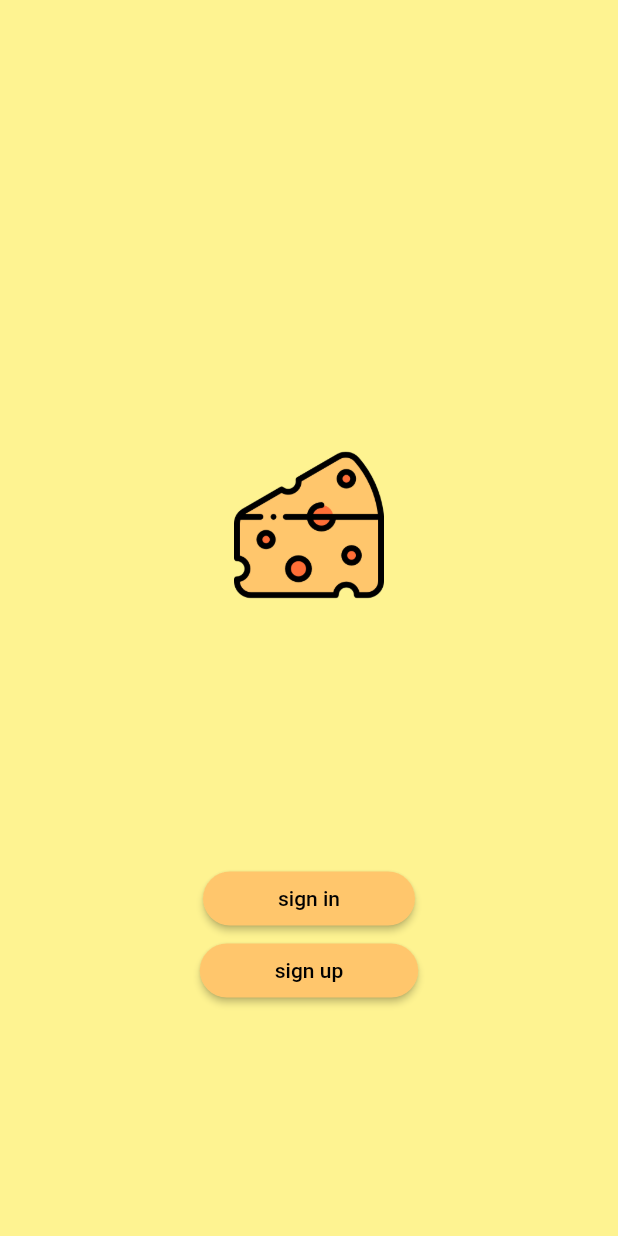
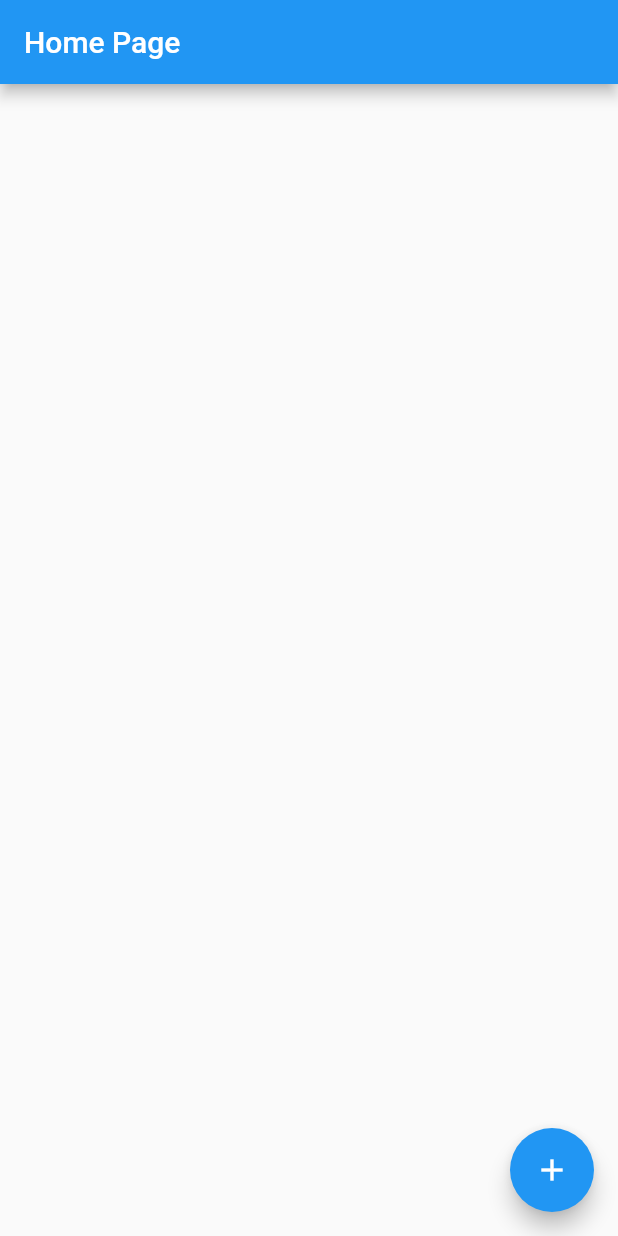
Before and after one commit to NungWinPP/project_cheese, a Flutter app: the screen it shows after launch, on a phone screen of 412 x 824 dp. Run offline on Flutter 3.47's test engine with Material 2 defaults, Android fonts, the phone set to English and light mode, and no system bars; our stand-ins replace cloud_firestore, firebase_core, firebase_storage, image_picker, transparent_image; accounts and stored records are empty.

Commit message:
[Win]:[ADD]upload image

```diff
--- a/lib/main.dart
+++ b/lib/main.dart
@@ -1,28 +1,28 @@
 import 'package:flutter/material.dart';
 import 'home.dart';
-import 'page/discover.dart';
-import 'page/myCheese.dart';
-import 'page/myFavorite.dart';
-import 'page/profile.dart';
-import 'page/search.dart';
 import 'si_su.dart';
-import 'sign_in.dart';
-import 'sign_up.dart';
+import 'uploadimage.dart';
+import 'package:firebase_core/firebase_core.dart';
 
-void main() {
-  runApp(MyApp());
+void main() async {
+  WidgetsFlutterBinding.ensureInitialized();
+  await Firebase.initializeApp();
+  var materialApp = MaterialApp(
+    home: MyApp(),
+    debugShowCheckedModeBanner: false,
+  );
+  runApp(materialApp);
 }
 
-class MyApp extends StatelessWidget {
+class MyApp extends StatefulWidget {
   // This widget is the root of your application.
   @override
+  _MyAppState createState() => _MyAppState();
+}
+
+class _MyAppState extends State<MyApp> {
+  @override
   Widget build(BuildContext context) {
-    return MaterialApp(
-      title: 'Cheese',
-      theme: ThemeData(
-        primaryColor: Color(0xFFFFC66C),
-      ),
-      home: Signin_Signup_Page(),
-    );
+    return UploadImagePage();
   }
 }
--- /dev/null
+++ b/lib/uploadimage.dart
@@ -0,0 +1,51 @@
+import 'package:csc234_project_cheese/page/myCheese.dart';
+import 'package:flutter/material.dart';
+import 'add_image.dart';
+import 'package:transparent_image/transparent_image.dart';
+import 'package:cloud_firestore/cloud_firestore.dart';
+
+class UploadImagePage extends StatefulWidget {
+  @override
+  _UploadImagePageState createState() => _UploadImagePageState();
+}
+
+class _UploadImagePageState extends State<UploadImagePage> {
+  @override
+  Widget build(BuildContext context) {
+    return Scaffold(
+      appBar: AppBar(title: Text('Home Page')),
+      floatingActionButton: FloatingActionButton(
+        child: Icon(Icons.add),
+        onPressed: () {
+          Navigator.of(context)
+              .push(MaterialPageRoute(builder: (context) => AddImage()));
+        },
+      ),
+      body: StreamBuilder(
+        stream: FirebaseFirestore.instance.collection('imageURLs').snapshots(),
+        builder: (context, snapshot) {
+          return !snapshot.hasData
+              ? Center(
+                  child: CircularProgressIndicator(),
+                )
+              : Container(
+                  padding: EdgeInsets.all(4),
+                  child: GridView.builder(
+                      itemCount: snapshot.data.documents.length,
+                      gridDelegate: SliverGridDelegateWithFixedCrossAxisCount(
+                          crossAxisCount: 3),
+                      itemBuilder: (context, index) {
+                        return Container(
+                          margin: EdgeInsets.all(3),
+                          child: FadeInImage.memoryNetwork(
+                              fit: BoxFit.cover,
+                              placeholder: kTransparentImage,
+                              image: snapshot.data.documents[index].get('url')),
+                        );
+                      }),
+                );
+        },
+      ),
+    );
+  }
+}
--- a/pubspec.yaml
+++ b/pubspec.yaml
@@ -27,6 +27,11 @@ dependencies:
   # The following adds the Cupertino Icons font to your application.
   # Use with the CupertinoIcons class for iOS style icons.
   cupertino_icons: ^1.0.2
+  image_picker: ^0.7.4
+  firebase_core: ^1.0.4
+  firebase_storage: ^8.0.4
+  transparent_image: ^2.0.0
+  cloud_firestore: ^1.0.6
 
 dev_dependencies:
   flutter_test:
```
Also changed, not shown: lib/add_image.dart (added, +137 -0 lines), lib/addimage.dart (added, +137 -0 lines), pubspec.lock, 18 other files.
